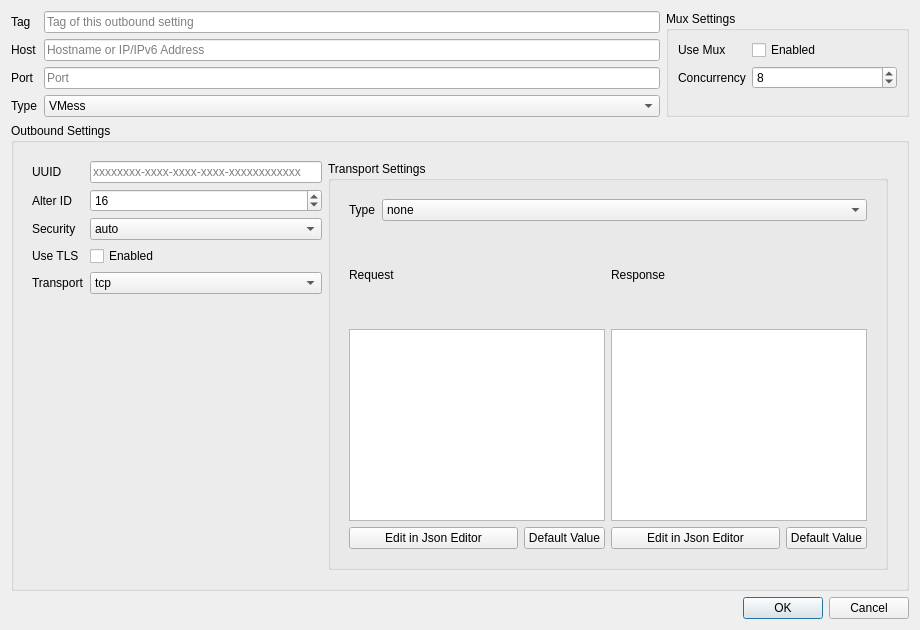
Before: the Qt Designer form src/ui/w_OutboundEditor.ui in darsvador/qvssr, drawn with Qt 5.
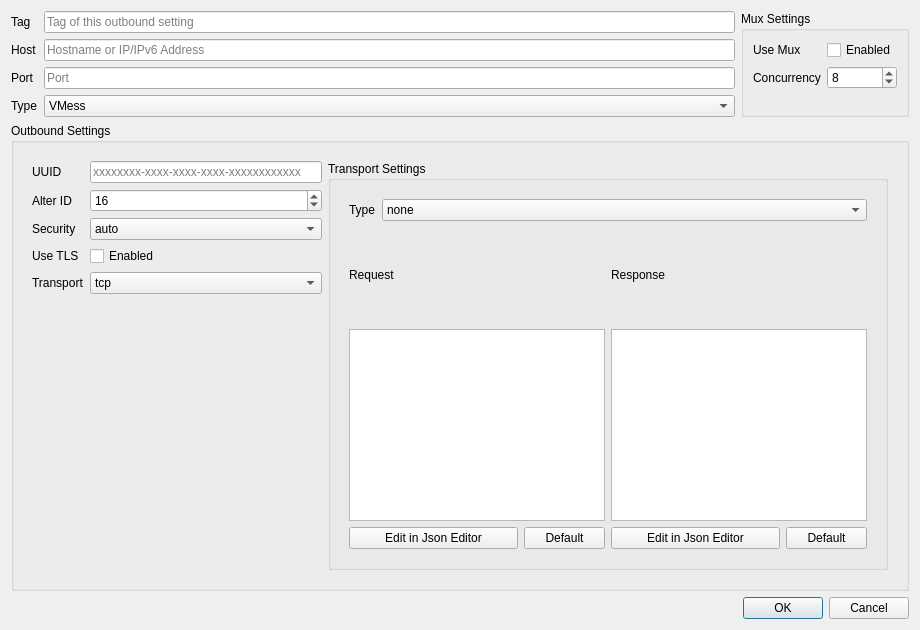
After: the same form once the commit is applied.

Patch:
```diff
--- a/src/ui/w_OutboundEditor.ui
+++ b/src/ui/w_OutboundEditor.ui
@@ -28,7 +28,7 @@
   <property name="modal">
    <bool>true</bool>
   </property>
-  <layout class="QGridLayout" name="gridLayout_4" columnstretch="8,3">
+  <layout class="QGridLayout" name="gridLayout_4">
    <item row="0" column="0">
     <layout class="QFormLayout" name="formLayout_5">
      <item row="0" column="0">
@@ -327,7 +327,7 @@
                  <item row="3" column="5">
                   <widget class="QPushButton" name="tcpRespDefBtn">
                    <property name="text">
-                    <string>Default Value</string>
+                    <string>Default</string>
                    </property>
                   </widget>
                  </item>
@@ -428,7 +428,7 @@
                  <item row="3" column="2">
                   <widget class="QPushButton" name="tcpRequestDefBtn">
                    <property name="text">
-                    <string>Default Value</string>
+                    <string>Default</string>
                    </property>
                   </widget>
                  </item>
@@ -1045,7 +1045,9 @@
      </layout>
     </widget>
    </item>
-   <item row="2" column="1">
+   <item row="2" column="0" colspan="2">
+    <layout class="QHBoxLayout" name="horizontalLayout_3">
+     <item>
     <widget class="QDialogButtonBox" name="buttonBox">
      <property name="orientation">
       <enum>Qt::Horizontal</enum>
@@ -1054,6 +1056,8 @@
       <set>QDialogButtonBox::Cancel|QDialogButtonBox::Ok</set>
      </property>
     </widget>
+     </item>
+    </layout>
    </item>
   </layout>
  </widget>
```
Lines whose indentation alone changed are shown as unchanged.
